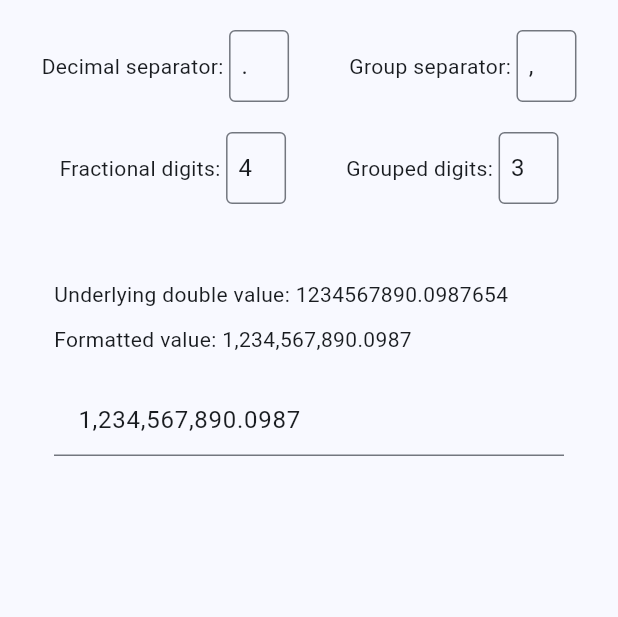
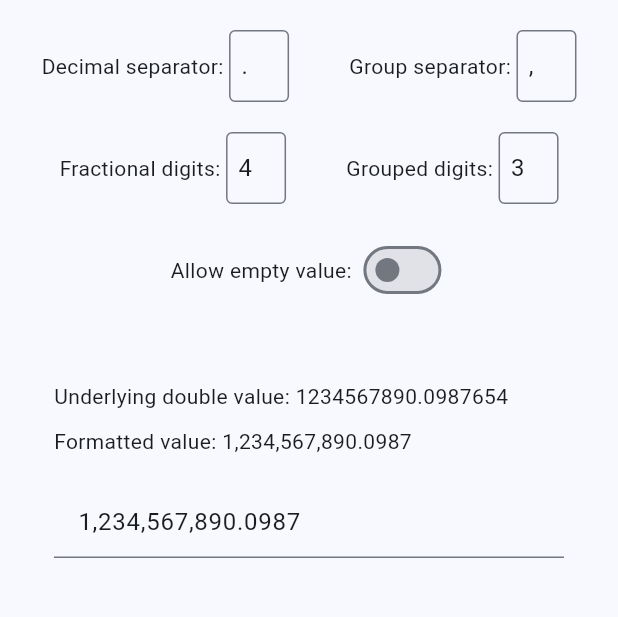
Before and after one commit to TBR-Group-software/amount_input_formatter, a Flutter app: the AdvancedExamplePage screen opened directly, on a phone screen of 412 x 824 dp, the part 84-701 px from its top. Run offline on Flutter 3.47's test engine with Material 3 defaults, Android fonts, the phone set to English and light mode, and no system bars.

Commit message:
Update advanced_example_page.dart

```diff
--- a/example/lib/pages/advanced_example_page.dart
+++ b/example/lib/pages/advanced_example_page.dart
@@ -75,6 +75,15 @@ class _AdvancedExamplePageState extends State<AdvancedExamplePage> {
             ],
             onChanged2: (text) {
               _formatter.formatter.intSpDigits = int.tryParse(text) ?? 3;
+
+              _controller.syncWithFormatter(formatter: _formatter);
+            },
+          ),
+          const SizedBox(height: 20),
+          EmptyValueController(
+            initialValue: _formatter.isEmptyAllowed,
+            onChanged: (isAllowed) {
+              _formatter.formatter.isEmptyAllowed = isAllowed;
 
               _controller.syncWithFormatter(formatter: _formatter);
             },
@@ -215,3 +224,40 @@ class ControlsRowWidget extends StatelessWidget {
     );
   }
 }
+
+class EmptyValueController extends StatefulWidget {
+  const EmptyValueController({
+    super.key,
+    required this.initialValue,
+    required this.onChanged,
+  });
+
+  final bool initialValue;
+  final void Function(bool) onChanged;
+
+  @override
+  State<EmptyValueController> createState() => _EmptyValueControllerState();
+}
+
+class _EmptyValueControllerState extends State<EmptyValueController> {
+  late bool value = widget.initialValue;
+
+  @override
+  Widget build(BuildContext context) {
+    return Row(
+      mainAxisAlignment: MainAxisAlignment.center,
+      children: [
+        const Text('Allow empty value: '),
+        Switch(
+          value: value,
+          onChanged: (value) {
+            setState(() {
+              this.value = value;
+              widget.onChanged(this.value);
+            });
+          },
+        ),
+      ],
+    );
+  }
+}
```
